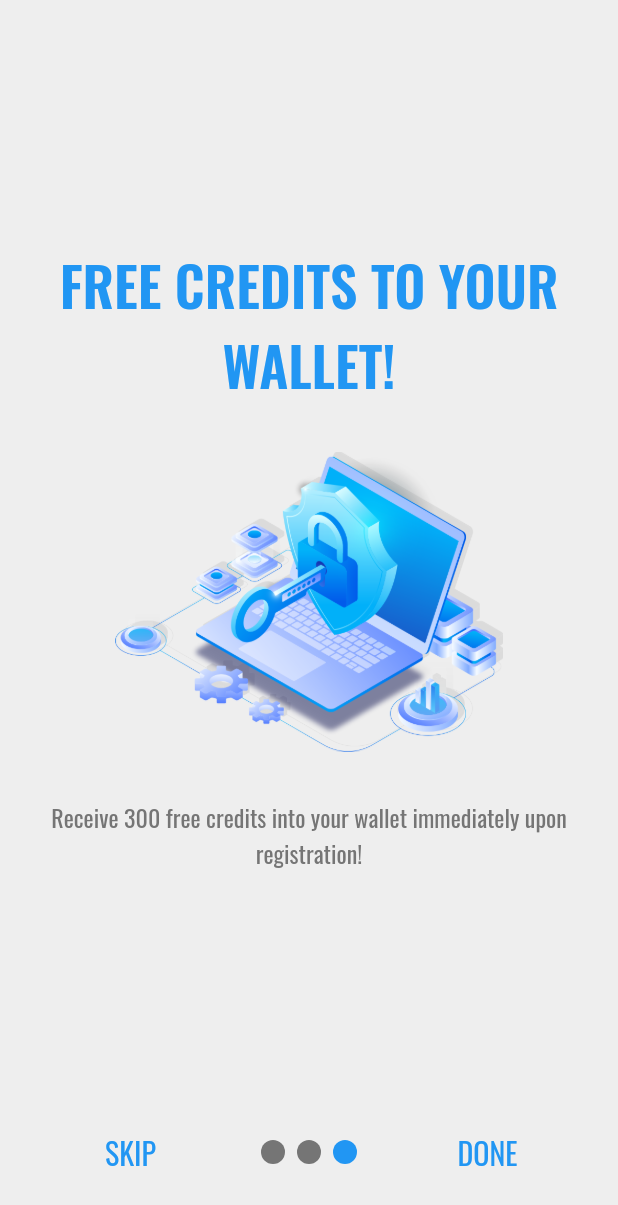
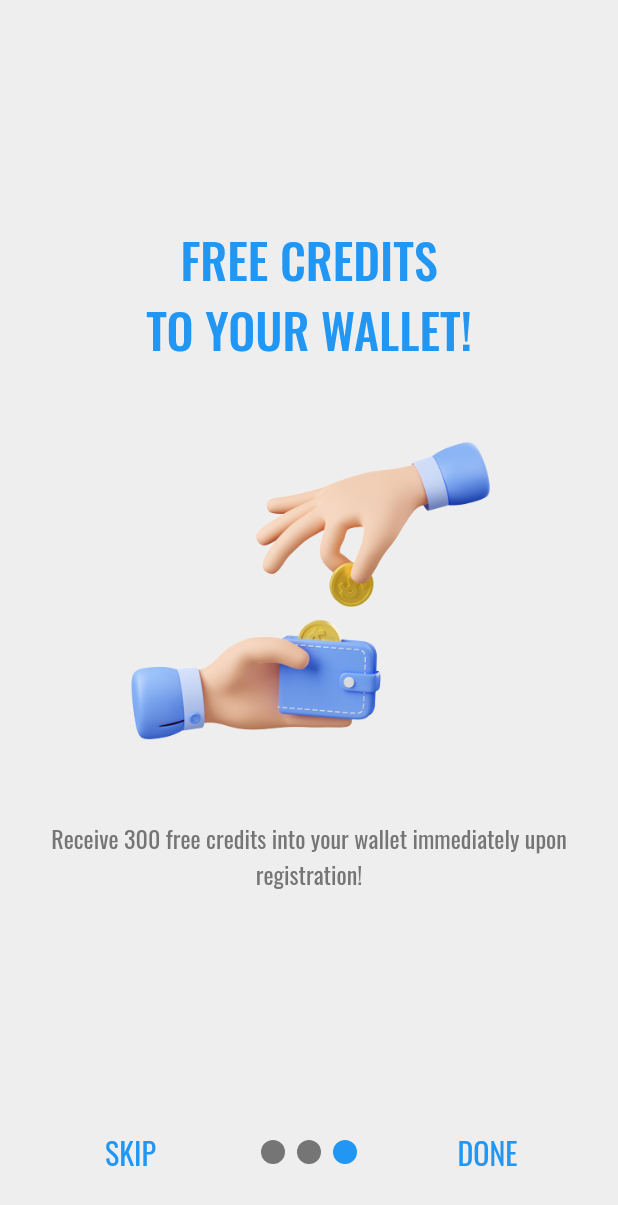
Before and after one commit to yamsunsee/ird_connect_mobile, a Flutter app: the screen it shows after launch, after a tap on "SKIP", on a phone screen of 412 x 824 dp. Shown: the top 1205 px of the screen. Run offline on Flutter 3.47's test engine with Material 2 defaults, Android fonts, the phone set to English and light mode, and no system bars; drawn by our look-alikes of smooth_page_indicator; our stand-ins replace dio, flutter_dotenv.

Commit message:
[Update] Onboarding Images

```diff
--- a/lib/components/app_card.dart
+++ b/lib/components/app_card.dart
@@ -20,7 +20,7 @@ class AppCard extends StatelessWidget {
               child: Column(mainAxisAlignment: MainAxisAlignment.center, children: [
                 Image.asset(
                   'assets/images/${item.image}',
-                  height: 48.0,
+                  height: 48,
                 ),
                 const SizedBox(height: 8),
                 Text(
--- a/lib/configs/themes.dart
+++ b/lib/configs/themes.dart
@@ -11,7 +11,7 @@ class ThemesConfig {
     colorScheme: ColorScheme.light(
       primary: Colors.blue,
       secondary: Colors.grey.shade600,
-      tertiary: Colors.blueAccent,
+      tertiary: Colors.blue.shade300,
     ),
   );
 
--- a/lib/configs/variables.dart
+++ b/lib/configs/variables.dart
@@ -5,18 +5,18 @@ import 'package:ird_connect/models/index.dart';
 class VariablesConfig {
   static List<OnboardingPage> onboardingPages = [
     OnboardingPage(
-      image: 'Onboarding.png',
-      title: 'Welcome to iRD Connect!',
+      image: 'Onboarding01.png',
+      title: 'Welcome to \niRD Connect!',
       description: 'Exploring our applications now!',
     ),
     OnboardingPage(
-      image: 'Onboarding.png',
-      title: 'Integrating AI into applications!',
+      image: 'Onboarding02.png',
+      title: 'Integrating AI \ninto applications!',
       description: 'Exploring our AI applications now!',
     ),
     OnboardingPage(
-      image: 'Onboarding.png',
-      title: 'Free credits to your wallet!',
+      image: 'Onboarding03.png',
+      title: 'Free credits \nto your wallet!',
       description: 'Receive 300 free credits into your wallet immediately upon registration!',
     ),
   ];
--- a/lib/pages/home.dart
+++ b/lib/pages/home.dart
@@ -34,7 +34,7 @@ class _HomeState extends State<Home> {
           appBar: AppBar(
             automaticallyImplyLeading: false,
             title: Wrap(
-              spacing: 8.0,
+              spacing: 8,
               children: [Image.asset('assets/images/Logo.png', height: 32), const Text('iRD Connect')],
             ),
             actions: [buildMenuOptions(context, user.isLoggedIn)],
@@ -57,12 +57,15 @@ class _HomeState extends State<Home> {
                           style: StylesConfig.getTextStyleWithColor(context, 'h3', 'primary')),
                       Text('Your Cybersecurity Partner'.toUpperCase(),
                           style: StylesConfig.getTextStyleWithColor(context, 'h6', 'secondary')),
-                      TextButton.icon(
-                        onPressed: () {
-                          Navigator.pushNamed(context, RoutesConfig.register);
-                        },
-                        icon: const Icon(Icons.add_moderator),
-                        label: const Text('Get started for free'),
+                      Visibility(
+                        visible: !user.isLoggedIn,
+                        child: TextButton.icon(
+                          onPressed: () {
+                            Navigator.pushNamed(context, RoutesConfig.register);
+                          },
+                          icon: const Icon(Icons.add_moderator),
+                          label: const Text('Get started for free'),
+                        ),
                       ),
                     ],
                   ),
@@ -104,7 +107,7 @@ class _HomeState extends State<Home> {
 
   Widget buildFilterOptions(BuildContext context) {
     return Wrap(
-      spacing: 4.0,
+      spacing: 4,
       children: VariablesConfig.filterOptions.asMap().entries.map((entry) {
         int index = entry.key;
         FilterOption option = entry.value;
@@ -119,12 +122,12 @@ class _HomeState extends State<Home> {
             '${option.title} ($count)',
             style: TextStyle(
               color: selectedOption == index ? Colors.white : StylesConfig.getColor(context, 'primary'),
-              fontSize: 12.0,
+              fontSize: 12,
             ),
           ),
           avatar: Icon(
             option.icon,
-            size: 16.0,
+            size: 16,
             color: selectedOption == index ? Colors.white : StylesConfig.getColor(context, 'primary'),
           ),
           backgroundColor: selectedOption == index
--- a/lib/pages/login.dart
+++ b/lib/pages/login.dart
@@ -38,7 +38,7 @@ class _LoginState extends State<Login> {
     return Scaffold(
       appBar: AppBar(
         title: Wrap(
-          spacing: 8.0,
+          spacing: 8,
           children: [
             Image.asset('assets/images/Logo.png', height: 32),
             const Text('iRD Connect'),
--- a/lib/pages/manage_information.dart
+++ b/lib/pages/manage_information.dart
@@ -156,7 +156,7 @@ class _ManageInformationState extends State<ManageInformation> {
       builder: (context) {
         return SingleChildScrollView(
           child: Padding(
-            padding: const EdgeInsets.symmetric(vertical: 32.0, horizontal: 16),
+            padding: const EdgeInsets.symmetric(vertical: 32, horizontal: 16),
             child: Form(
               key: formKey,
               child: Column(
@@ -184,7 +184,7 @@ class _ManageInformationState extends State<ManageInformation> {
                             ),
                           ),
                           const SizedBox(
-                            width: 8.0,
+                            width: 8,
                           ),
                           Expanded(
                             child: TextFormField(
--- a/lib/pages/onboarding.dart
+++ b/lib/pages/onboarding.dart
@@ -32,13 +32,13 @@ class _OnboardingState extends State<Onboarding> {
                     child: Column(mainAxisAlignment: MainAxisAlignment.center, children: [
                       Text(
                         page.title.toUpperCase(),
-                        style: StylesConfig.getTextStyleWithColor(context, 'h2', 'primary'),
+                        style: StylesConfig.getTextStyleWithColor(context, 'h3', 'primary'),
                         textAlign: TextAlign.center,
                       ),
                       const SizedBox(height: 32),
                       Image.asset(
                         'assets/images/${page.image}',
-                        height: 200,
+                        height: 240,
                       ),
                       const SizedBox(height: 32),
                       Text(
--- a/lib/pages/register.dart
+++ b/lib/pages/register.dart
@@ -53,7 +53,7 @@ class _RegisterState extends State<Register> {
     return Scaffold(
       appBar: AppBar(
         title: Wrap(
-          spacing: 8.0,
+          spacing: 8,
           children: [
             Image.asset('assets/images/Logo.png', height: 32),
             const Text('iRD Connect'),
--- a/lib/pages/wallet.dart
+++ b/lib/pages/wallet.dart
@@ -58,7 +58,7 @@ class Wallet extends StatelessWidget {
                 //   subtitle: Text('Balance'),
                 // ),
                 Card(
-                  elevation: 4.0,
+                  elevation: 4,
                   shape: RoundedRectangleBorder(
                     borderRadius: BorderRadius.circular(16),
                   ),
@@ -77,7 +77,7 @@ class Wallet extends StatelessWidget {
                         ListTile(
                           title: Text(
                             '${user.information.firstName} ${user.information.lastName}'.toUpperCase(),
-                            style: const TextStyle(color: Colors.white, fontSize: 24.0, fontWeight: FontWeight.w700),
+                            style: const TextStyle(color: Colors.white, fontSize: 24, fontWeight: FontWeight.w700),
                           ),
                           subtitle: const Text(
                             'Wallet Name',
```
Also changed, not shown: lib/pages/bugtrack/home.dart (+9 -4 lines), assets/images/Onboarding01.png (added), assets/images/Onboarding02.png (added), assets/images/Onboarding03.png (added), pubspec.lock.
